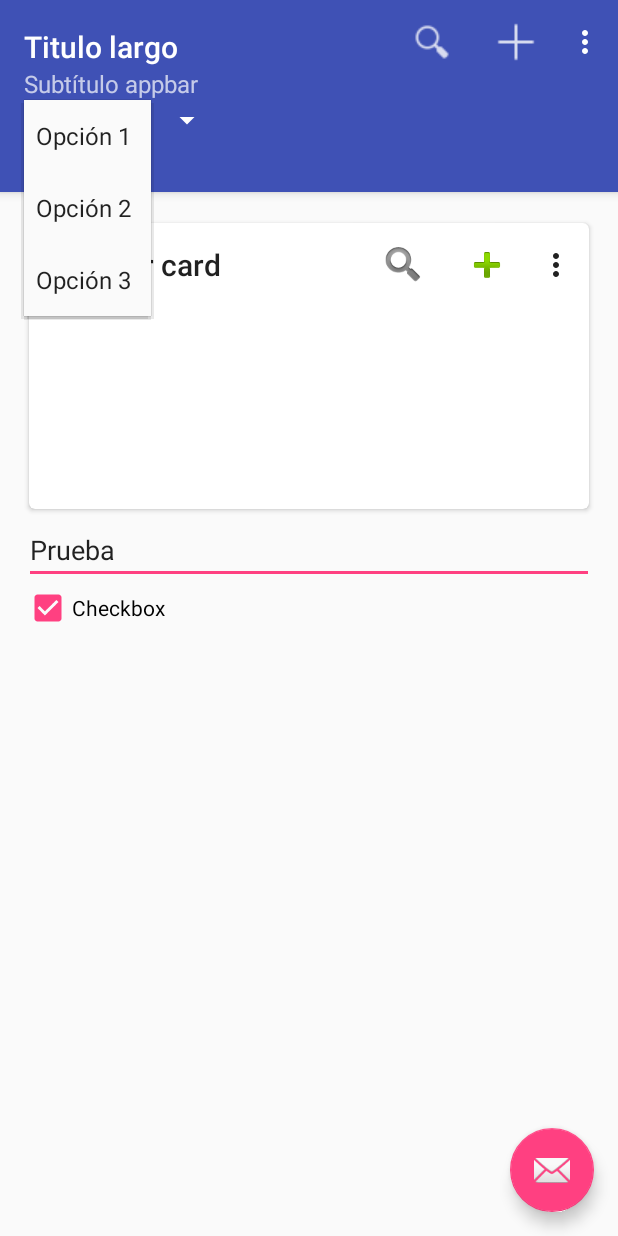
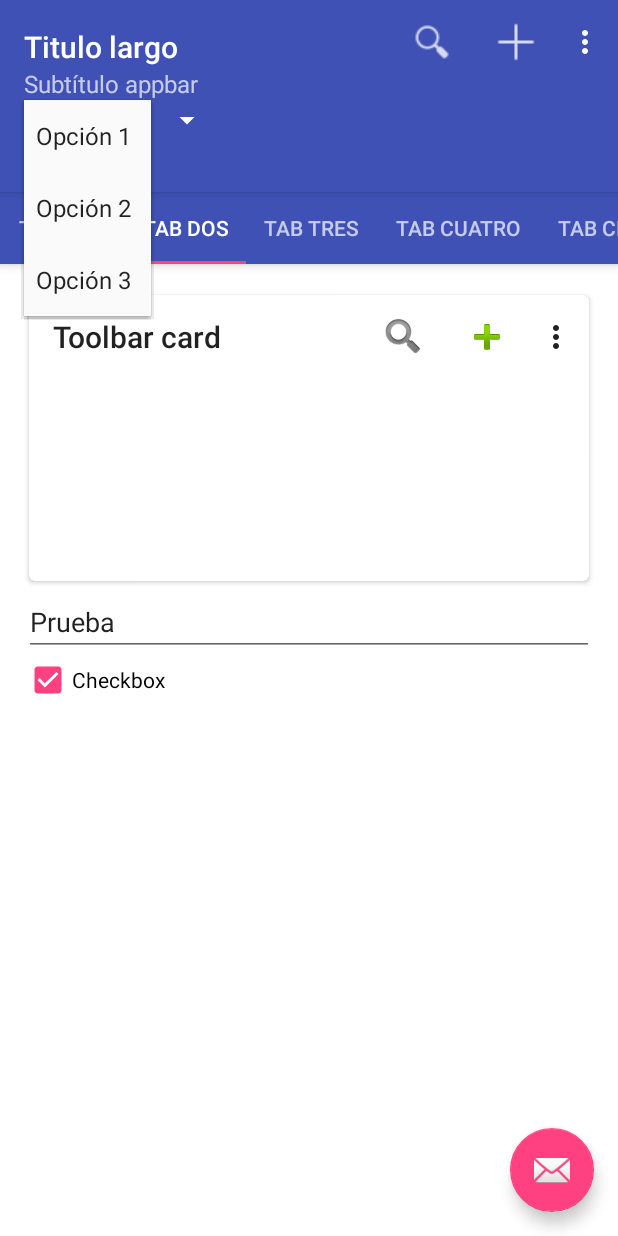
Before and after one commit to AGET/TestAppBar, an Android app: the screen it shows after launch (MainActivity), after a tap on "Opción 1", on a phone screen of 412 x 824 dp. Run offline under Robolectric (Android 15) with nearby library versions, the phone set to English and light mode, and no system bars.

```diff
--- /dev/null
+++ b/app/src/main/java/com/aldo/aget/testappbar/Fragment1.java
@@ -0,0 +1,41 @@
+package com.aldo.aget.testappbar;
+
+
+import android.os.Bundle;
+
+import android.support.v4.app.Fragment;
+import android.view.LayoutInflater;
+import android.view.View;
+import android.view.ViewGroup;
+
+
+/**
+ * A simple {@link Fragment} subclass.
+ * Use the {@link net.sgoliver.android.toolbartabs.Fragment1#newInstance} factory method to
+ * create an instance of this fragment.
+ */
+public class Fragment1 extends Fragment {
+
+    public static Fragment1 newInstance() {
+        Fragment1 fragment = new Fragment1();
+        return fragment;
+    }
+
+    public Fragment1() {
+        // Required empty public constructor
+    }
+
+
+    @Override
+    public void onCreate(Bundle savedInstanceState) {
+        super.onCreate(savedInstanceState);
+
+    }
+
+    @Override
+    public View onCreateView(LayoutInflater inflater, ViewGroup container,
+                             Bundle savedInstanceState) {
+        return inflater.inflate(R.layout.fragment_1, container, false);
+    }
+
+}
--- /dev/null
+++ b/app/src/main/java/com/aldo/aget/testappbar/Fragment3.java
@@ -0,0 +1,80 @@
+package com.aldo.aget.testappbar;
+
+
+import android.os.Bundle;
+import android.support.v4.app.Fragment;
+import android.support.v7.widget.Toolbar;
+import android.view.LayoutInflater;
+import android.view.MenuItem;
+import android.view.View;
+import android.view.ViewGroup;
+import android.widget.Toast;
+
+
+/**
+ * A simple {@link Fragment} subclass.
+ * Use the {@link net.sgoliver.android.toolbartabs.Fragment1#newInstance} factory method to
+ * create an instance of this fragment.
+ */
+public class Fragment3 extends Fragment {
+
+    public static Fragment3 newInstance() {
+        Fragment3 fragment = new Fragment3();
+        return fragment;
+    }
+
+    public Fragment3() {
+        // Required empty public constructor
+    }
+
+    @Override
+    public void onCreate(Bundle savedInstanceState) {
+        super.onCreate(savedInstanceState);
+
+    }
+
+    @Override
+    public View onCreateView(LayoutInflater inflater, ViewGroup container,
+                             Bundle savedInstanceState) {
+        return inflater.inflate(R.layout.fragment_3, container, false);
+    }
+
+
+    @Override
+    public void onActivityCreated(Bundle state) {
+        super.onActivityCreated(state);
+
+        //Toolbar Tarjeta
+        Toolbar tbCard = (Toolbar) getView().findViewById(R.id.TbCard);
+        tbCard.setTitle("Toolbar card");
+
+        tbCard.setOnMenuItemClickListener(
+                new Toolbar.OnMenuItemClickListener() {
+                    @Override
+                    public boolean onMenuItemClick(MenuItem item) {
+
+                        switch (item.getItemId()) {
+                            case R.id.action_1:
+                                Toast.makeText(getContext(), "\"Acción Tarjeta 1\"", Toast.LENGTH_SHORT).show();
+                                break;
+                            case R.id.action_2:
+                                Toast.makeText(getContext(), "\"Acción Tarjeta 2\"", Toast.LENGTH_SHORT).show();
+                                break;
+                            case R.id.action_nuevo:
+                                Toast.makeText(getContext(), "\"Acción Tarjeta Nuevo!\"", Toast.LENGTH_SHORT).show();
+                                return true;
+                            case R.id.action_buscar:
+                                Toast.makeText(getContext(), "\"Acción Tarjeta Buscar!\"", Toast.LENGTH_SHORT).show();
+                                return true;
+                        }
+
+                        return true;
+                    }
+                });
+
+        tbCard.inflateMenu(R.menu.menu_tarjeta);
+
+    }
+
+
+}
--- a/app/src/main/java/com/aldo/aget/testappbar/MainActivity.java
+++ b/app/src/main/java/com/aldo/aget/testappbar/MainActivity.java
@@ -3,6 +3,8 @@ package com.aldo.aget.testappbar;
 import android.os.Bundle;
 import android.support.design.widget.FloatingActionButton;
 import android.support.design.widget.Snackbar;
+import android.support.design.widget.TabLayout;
+import android.support.v4.view.ViewPager;
 import android.support.v7.app.AppCompatActivity;
 import android.support.v7.widget.Toolbar;
 import android.util.Log;
@@ -36,36 +38,36 @@ public class MainActivity extends AppCompatActivity {
         });
 
 
-        //Toolbar Tarjeta
-        Toolbar tbCard = (Toolbar) findViewById(R.id.TbCard);
-        tbCard.setTitle("Toolbar card");
-
-        tbCard.setOnMenuItemClickListener(
-                new Toolbar.OnMenuItemClickListener() {
-                    @Override
-                    public boolean onMenuItemClick(MenuItem item) {
-
-                        switch (item.getItemId()) {
-                            case R.id.action_1:
-                                Toast.makeText(MainActivity.this, "\"Acción Tarjeta 1\"", Toast.LENGTH_SHORT).show();
-                                break;
-                            case R.id.action_2:
-                                Toast.makeText(MainActivity.this, "\"Acción Tarjeta 2\"", Toast.LENGTH_SHORT).show();
-                                break;
-                            case R.id.action_nuevo:
-                                Toast.makeText(MainActivity.this, "\"Acción Tarjeta Nuevo!\"", Toast.LENGTH_SHORT).show();
-                                return true;
-                            case R.id.action_buscar:
-                                Toast.makeText(MainActivity.this, "\"Acción Tarjeta Buscar!\"", Toast.LENGTH_SHORT).show();
-                                return true;
-                        }
-
-                        return true;
-                    }
-                });
-
-        tbCard.inflateMenu(R.menu.menu_tarjeta);
-
+//        //Toolbar Tarjeta
+//        Toolbar tbCard = (Toolbar) findViewById(R.id.TbCard);
+//        tbCard.setTitle("Toolbar card");
+//
+//        tbCard.setOnMenuItemClickListener(
+//                new Toolbar.OnMenuItemClickListener() {
+//                    @Override
+//                    public boolean onMenuItemClick(MenuItem item) {
+//
+//                        switch (item.getItemId()) {
+//                            case R.id.action_1:
+//                                Toast.makeText(MainActivity.this, "\"Acción Tarjeta 1\"", Toast.LENGTH_SHORT).show();
+//                                break;
+//                            case R.id.action_2:
+//                                Toast.makeText(MainActivity.this, "\"Acción Tarjeta 2\"", Toast.LENGTH_SHORT).show();
+//                                break;
+//                            case R.id.action_nuevo:
+//                                Toast.makeText(MainActivity.this, "\"Acción Tarjeta Nuevo!\"", Toast.LENGTH_SHORT).show();
+//                                return true;
+//                            case R.id.action_buscar:
+//                                Toast.makeText(MainActivity.this, "\"Acción Tarjeta Buscar!\"", Toast.LENGTH_SHORT).show();
+//                                return true;
+//                        }
+//
+//                        return true;
+//                    }
+//                });
+//
+//        tbCard.inflateMenu(R.menu.menu_tarjeta);
+//
 
         //Spinner
         //Appbar page filter
@@ -92,6 +94,17 @@ public class MainActivity extends AppCompatActivity {
                 //... Acciones al no existir ningún elemento seleccionado
             }
         });
+
+        //Tabs + ViewPager
+
+        //Establecer el PageAdapter del componente ViewPager
+        ViewPager viewPager = (ViewPager) findViewById(R.id.viewpager);
+        viewPager.setAdapter(new MiFragmentPagerAdapter(
+                getSupportFragmentManager()));
+
+        TabLayout tabLayout = (TabLayout) findViewById(R.id.appbartabs);
+        tabLayout.setTabMode(TabLayout.MODE_SCROLLABLE);
+        tabLayout.setupWithViewPager(viewPager);
     }
 
 
--- /dev/null
+++ b/app/src/main/java/com/aldo/aget/testappbar/MiFragmentPagerAdapter.java
@@ -0,0 +1,48 @@
+package com.aldo.aget.testappbar;
+
+import android.support.v4.app.Fragment;
+import android.support.v4.app.FragmentManager;
+import android.support.v4.app.FragmentPagerAdapter;
+
+public class MiFragmentPagerAdapter extends FragmentPagerAdapter {
+    final int PAGE_COUNT = 6;
+    private String tabTitles[] =
+            new String[] {"Tab Uno", "Tab Dos", "Tab Tres", "Tab Cuatro", "Tab Cinco", "Tab Seis"};
+
+    public MiFragmentPagerAdapter(FragmentManager fm) {
+        super(fm);
+    }
+
+    @Override
+    public int getCount() {
+        return PAGE_COUNT;
+    }
+
+    @Override
+    public Fragment getItem(int position) {
+
+        Fragment f = null;
+
+        switch(position) {
+            case 0:
+            case 2:
+                f = Fragment1.newInstance();
+                break;
+            case 3:
+            case 5:
+                f = Fragment2.newInstance();
+                break;
+            case 1:
+            case 4:
+                f = Fragment3.newInstance();
+                break;
+        }
+
+        return f;
+    }
+
+    @Override
+    public CharSequence getPageTitle(int position) {
+        return tabTitles[position];
+    }
+}
--- a/app/src/main/res/layout/content_main.xml
+++ b/app/src/main/res/layout/content_main.xml
@@ -6,59 +6,33 @@
     android:orientation="vertical"
     tools:context=".MainActivity">
 
-    <include android:id="@+id/appbar"
-        layout="@layout/toolbar" />
+
+    <android.support.design.widget.AppBarLayout
+        android:id="@+id/appbarlayout"
+        android:layout_width="match_parent"
+        android:layout_height="wrap_content"
+        android:theme="@style/ThemeOverlay.AppCompat.Dark.ActionBar" >
+
+        <include layout="@layout/toolbar"
+            android:id="@+id/appbar" />
+
+        <android.support.design.widget.TabLayout
+            android:id="@+id/appbartabs"
+            android:layout_width="match_parent"
+            android:layout_height="wrap_content" />
+
+    </android.support.design.widget.AppBarLayout>
 
     <FrameLayout
+        android:layout_width="wrap_content"
+        android:layout_height="wrap_content"
+        android:foreground="@drawable/header_shadow">
+
+    <android.support.v4.view.ViewPager
+        android:id="@+id/viewpager"
         android:layout_width="match_parent"
         android:layout_height="match_parent"
-        android:foreground="@drawable/header_shadow">
-
-        <!-- Resto de la interfaz de usuario -->
-
-        <LinearLayout
-            android:layout_width="match_parent"
-            android:layout_height="match_parent"
-            android:paddingLeft="@dimen/activity_horizontal_margin"
-            android:paddingRight="@dimen/activity_horizontal_margin"
-            android:paddingTop="@dimen/activity_vertical_margin"
-            android:paddingBottom="@dimen/activity_vertical_margin"
-            android:orientation="vertical" >
-
-            <android.support.v7.widget.CardView
-                xmlns:app="http://schemas.android.com/apk/res-auto"
-                android:id="@+id/card_view"
-                android:layout_gravity="center"
-                android:layout_width="match_parent"
-                android:layout_height="200dp"
-                app:cardUseCompatPadding="true"
-                app:cardCornerRadius="4dp">
-
-                <android.support.v7.widget.Toolbar
-                    android:id="@+id/TbCard"
-                    android:layout_height="?attr/actionBarSize"
-                    android:layout_width="match_parent"
-                    android:minHeight="?attr/actionBarSize"
-                    android:theme="@style/ThemeOverlay.AppCompat.ActionBar"
-                    app:popupTheme="@style/ThemeOverlay.AppCompat.Light" >
-
-                </android.support.v7.widget.Toolbar>
-
-            </android.support.v7.widget.CardView>
-
-            <EditText
-                android:layout_width="match_parent"
-                android:layout_height="wrap_content"
-                android:text="@string/prueba" />
-
-            <CheckBox
-                android:layout_width="wrap_content"
-                android:layout_height="wrap_content"
-                android:text="@string/checkbox"
-                android:checked="true" />
-
-        </LinearLayout>
-
+        android:background="@android:color/white" />
     </FrameLayout>
 
 </LinearLayout>
--- /dev/null
+++ b/app/src/main/res/layout/fragment_3.xml
@@ -0,0 +1,54 @@
+<FrameLayout
+    xmlns:android="http://schemas.android.com/apk/res/android"
+    xmlns:tools="http://schemas.android.com/tools"
+    android:layout_width="match_parent"
+    android:layout_height="match_parent"
+    android:foreground="@drawable/header_shadow"
+    tools:context="com.aldo.aget.testappbar.Fragment3">
+
+    <!-- Resto de la interfaz de usuario -->
+
+    <LinearLayout
+        android:layout_width="match_parent"
+        android:layout_height="match_parent"
+        android:paddingLeft="@dimen/activity_horizontal_margin"
+        android:paddingRight="@dimen/activity_horizontal_margin"
+        android:paddingTop="@dimen/activity_vertical_margin"
+        android:paddingBottom="@dimen/activity_vertical_margin"
+        android:orientation="vertical" >
+
+        <android.support.v7.widget.CardView
+            xmlns:app="http://schemas.android.com/apk/res-auto"
+            android:id="@+id/card_view"
+            android:layout_gravity="center"
+            android:layout_width="match_parent"
+            android:layout_height="200dp"
+            app:cardUseCompatPadding="true"
+            app:cardCornerRadius="4dp">
+
+            <android.support.v7.widget.Toolbar
+                android:id="@+id/TbCard"
+                android:layout_height="?attr/actionBarSize"
+                android:layout_width="match_parent"
+                android:minHeight="?attr/actionBarSize"
+                android:theme="@style/ThemeOverlay.AppCompat.ActionBar"
+                app:popupTheme="@style/ThemeOverlay.AppCompat.Light" >
+
+            </android.support.v7.widget.Toolbar>
+
+        </android.support.v7.widget.CardView>
+
+        <EditText
+            android:layout_width="match_parent"
+            android:layout_height="wrap_content"
+            android:text="@string/prueba" />
+
+        <CheckBox
+            android:layout_width="wrap_content"
+            android:layout_height="wrap_content"
+            android:text="@string/checkbox"
+            android:checked="true" />
+
+    </LinearLayout>
+
+</FrameLayout>
--- a/app/src/main/res/values/strings.xml
+++ b/app/src/main/res/values/strings.xml
@@ -10,4 +10,7 @@
     <string name="Subtítulo">Subtítulo appbar </string>
     <string name="action_1">Acción 1</string>
     <string name="action_2">Acción 2</string>
+
+    <string name="fragment1">Fragment 1</string>
+    <string name="fragment2">Fragment 2</string>
 </resources>
```
Also changed, not shown: app/src/main/java/com/aldo/aget/testappbar/Fragment2.java (added, +40 -0 lines), app/src/main/res/layout/fragment_1.xml (added, +11 -0 lines), app/src/main/res/layout/fragment_2.xml (added, +14 -0 lines), 2 other files.
